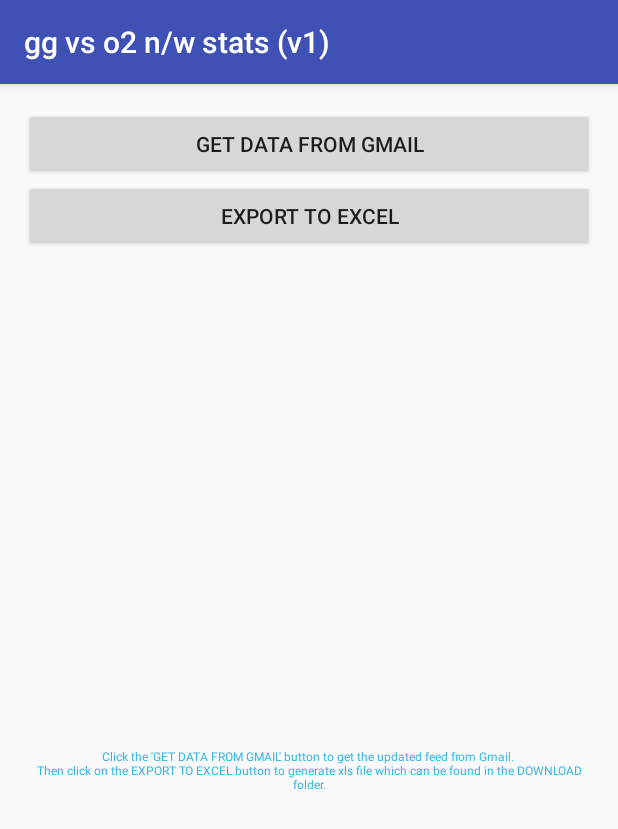
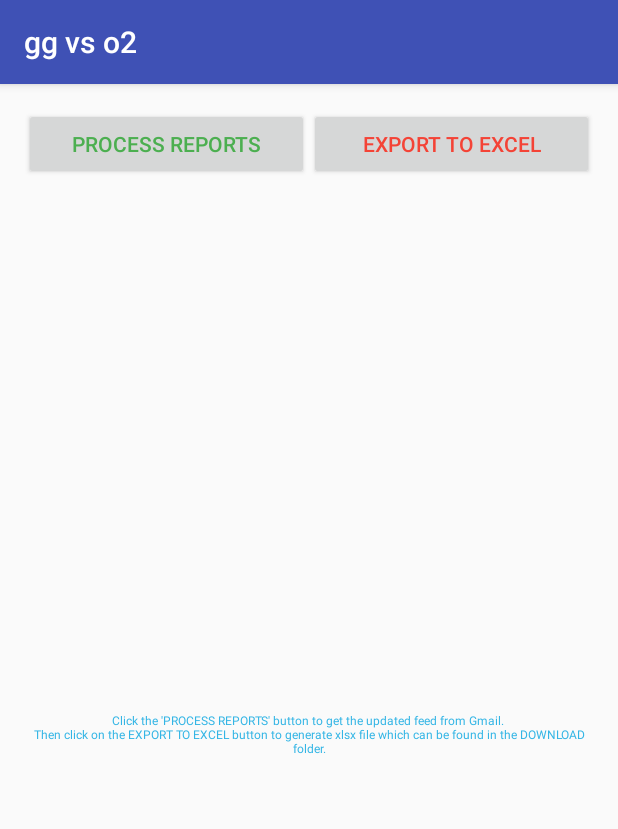
Before and after one commit to sasindroid/ReadGmail, an Android app: the screen it shows after launch (MainActivity), on a phone screen of 412 x 824 dp. Shown: the top 829 px of the screen. Run offline under Robolectric (Android 15) with nearby library versions, the phone set to English and light mode, and no system bars; libraries missing offline, so code that uses them is left out: com.facebook.stetho, com.google.api.client, com.google.api.services, pub.devrel.easypermissions; 4 statements that could not run were skipped.

Commit message:
Fixed Permission issue
Increased the scope (permission) from LABEL to FULL USAGE.

```diff
--- a/app/src/main/java/com/sasi/readgmail/MainActivity.java
+++ b/app/src/main/java/com/sasi/readgmail/MainActivity.java
@@ -13,6 +13,7 @@ import android.net.NetworkInfo;
 import android.os.AsyncTask;
 import android.os.Bundle;
 import android.support.annotation.NonNull;
+import android.support.v4.content.ContextCompat;
 import android.support.v7.app.AppCompatActivity;
 import android.text.TextUtils;
 import android.text.method.ScrollingMovementMethod;
@@ -69,9 +70,9 @@ public class MainActivity extends AppCompatActivity implements EasyPermissions.P
     static final int REQUEST_GOOGLE_PLAY_SERVICES = 1002;
     static final int REQUEST_PERMISSION_GET_ACCOUNTS = 1003;
 
-    private static final String BUTTON_TEXT = "GET DATA FROM GMAIL";
+    //    private static final String BUTTON_TEXT = "GET DATA FROM GMAIL";
     private static final String PREF_ACCOUNT_NAME = "accountName";
-    private static final String[] SCOPES = {GmailScopes.GMAIL_LABELS};
+    private static final String[] SCOPES = {GmailScopes.MAIL_GOOGLE_COM};
 
     TextView mOutputText, mStatus;
     Button mCallApiButton, mCallChartButton;
@@ -87,7 +88,7 @@ public class MainActivity extends AppCompatActivity implements EasyPermissions.P
     protected void onCreate(Bundle savedInstanceState) {
         super.onCreate(savedInstanceState);
 
-        setContentView(R.layout.activity_main);
+        setContentView(R.layout.activity_main_new);
 
         mOutputText = (TextView) findViewById(R.id.mOutputText);
         mCallApiButton = (Button) findViewById(R.id.mCallApiButton);
@@ -114,11 +115,12 @@ public class MainActivity extends AppCompatActivity implements EasyPermissions.P
         mOutputText.setVerticalScrollBarEnabled(true);
         mOutputText.setMovementMethod(new ScrollingMovementMethod());
         mOutputText.setText(
-                "Click the \'" + BUTTON_TEXT + "\' button to get the updated feed from Gmail. \nThen click on the EXPORT TO EXCEL button to generate " +
-                        "xls file which can be found in the DOWNLOAD folder.");
+                "Click the \'" + getResources().getString(R.string.process_reports) + "\' button to get the updated feed from Gmail. \nThen click on the "
+                        + getResources().getString(R.string.export_to_excel) + " button to generate " +
+                        "xlsx file which can be found in the DOWNLOAD folder.");
 
         mProgress = new ProgressDialog(this);
-        mProgress.setMessage("Calling Gmail API ...");
+        mProgress.setMessage("Parsing reports from your Gmail ...");
 
         // Initialize credentials and service object.
         mCredential = GoogleAccountCredential.usingOAuth2(
@@ -578,6 +580,7 @@ public class MainActivity extends AppCompatActivity implements EasyPermissions.P
                         cv.put(CSVContract.CSVEntry.COLUMN_CSVP_CONNECTION_TYPE, values[1]);
                         cv.put(CSVContract.CSVEntry.COLUMN_CSVP_DOWNLOAD_SPEED, String.valueOf(values[4]));
                         cv.put(CSVContract.CSVEntry.COLUMN_CSVP_UPLOAD_SPEED, String.valueOf(values[5]));
+                        cv.put(CSVContract.CSVEntry.COLUMN_CSVP_SERVER_NAME, String.valueOf(values[7]));
 
                         valuesArrayList.add(cv);
                     } catch (Exception e) {
@@ -606,7 +609,7 @@ public class MainActivity extends AppCompatActivity implements EasyPermissions.P
         protected void onPostExecute(List<String> output) {
             mProgress.hide();
 
-            mStatus.setText("No. of reports received: " + (messageList != null ? messageList.size() : 0));
+            mStatus.setText("No. of reports retrieved & processed: " + (messageList != null ? messageList.size() : 0));
 
             if (output == null || output.size() == 0) {
                 mOutputText.setText("No results returned.");
@@ -614,6 +617,9 @@ public class MainActivity extends AppCompatActivity implements EasyPermissions.P
                 output.add(0, "Data retrieved using the Gmail API:");
                 mOutputText.setText(TextUtils.join("\n", output));
             }
+
+            mCallApiButton.setTextColor(ContextCompat.getColor(getBaseContext(), R.color.red_500));
+            mCallChartButton.setTextColor(ContextCompat.getColor(getBaseContext(), R.color.green_500));
         }
 
         @Override
--- a/app/src/main/java/com/sasi/readgmail/data/CSVContract.java
+++ b/app/src/main/java/com/sasi/readgmail/data/CSVContract.java
@@ -38,6 +38,7 @@ public class CSVContract {
         public static final String COLUMN_CSVP_GG_FLAG = "gg_flag";
         public static final String COLUMN_CSVP_DATE = "date_run";
         public static final String COLUMN_CSVP_TIME = "time_run";
+        public static final String COLUMN_CSVP_SERVER_NAME = "server_name";
         public static final String COLUMN_CSVP_CONNECTION_TYPE = "con_type";
         public static final String COLUMN_CSVP_DOWNLOAD_SPEED = "dspeed";
         public static final String COLUMN_CSVP_UPLOAD_SPEED = "uspeed";
--- a/app/src/main/java/com/sasi/readgmail/data/CSVDBHelper.java
+++ b/app/src/main/java/com/sasi/readgmail/data/CSVDBHelper.java
@@ -9,7 +9,7 @@ import android.database.sqlite.SQLiteOpenHelper;
  */
 public class CSVDBHelper extends SQLiteOpenHelper {
 
-    private static final int DATABASE_VERSION = 5;
+    private static final int DATABASE_VERSION = 6;
     static final String DATABASE_NAME = "csv.db";
 
 
@@ -59,7 +59,8 @@ public class CSVDBHelper extends SQLiteOpenHelper {
                 + CSVContract.CSVEntry.COLUMN_CSVP_ID + " TEXT NOT NULL, "
                 + CSVContract.CSVEntry.COLUMN_CSVP_GG_FLAG + " INTEGER DEFAULT 1, "
                 + CSVContract.CSVEntry.COLUMN_CSVP_DATE + " TEXT NOT NULL, "
-                + CSVContract.CSVEntry.COLUMN_CSVP_TIME + " TEXT NOT NULL, "
+                + CSVContract.CSVEntry.COLUMN_CSVP_TIME + " TEXT, "
+                + CSVContract.CSVEntry.COLUMN_CSVP_SERVER_NAME + " TEXT, "
                 + CSVContract.CSVEntry.COLUMN_CSVP_CONNECTION_TYPE + " TEXT, "
                 + CSVContract.CSVEntry.COLUMN_CSVP_DOWNLOAD_SPEED + " TEXT NOT NULL, "
                 + CSVContract.CSVEntry.COLUMN_CSVP_UPLOAD_SPEED + " TEXT NOT NULL );";
--- /dev/null
+++ b/app/src/main/res/layout/activity_main_new.xml
@@ -0,0 +1,56 @@
+<?xml version="1.0" encoding="utf-8"?>
+<RelativeLayout
+    xmlns:android="http://schemas.android.com/apk/res/android"
+    xmlns:tools="http://schemas.android.com/tools"
+    android:layout_width="match_parent"
+    android:layout_height="match_parent"
+    android:paddingBottom="@dimen/activity_vertical_margin"
+    android:paddingLeft="@dimen/activity_horizontal_margin"
+    android:paddingRight="@dimen/activity_horizontal_margin"
+    android:paddingTop="@dimen/activity_vertical_margin"
+    tools:context="com.sasi.readgmail.MainActivity">
+
+    <LinearLayout
+        android:id="@+id/mLL"
+        android:layout_width="match_parent"
+        android:layout_height="wrap_content"
+        android:gravity="center"
+        android:orientation="horizontal">
+
+        <Button
+            android:id="@+id/mCallApiButton"
+            android:layout_width="0dp"
+            android:layout_height="match_parent"
+            android:layout_weight="1"
+            android:textColor="@color/green_500"
+            android:text="@string/process_reports"/>
+
+        <Button
+            android:id="@+id/mCallChartButton"
+            android:layout_width="0dp"
+            android:layout_height="match_parent"
+            android:layout_below="@+id/mCallApiButton"
+            android:layout_weight="1"
+            android:textColor="@color/red_500"
+            android:text="@string/export_to_excel"/>
+    </LinearLayout>
+
+
+    <TextView
+        android:id="@+id/mStatus"
+        android:layout_width="match_parent"
+        android:layout_height="wrap_content"
+        android:layout_below="@+id/mLL"
+        android:layout_margin="16dp"/>
+
+    <TextView
+        android:id="@+id/mOutputText"
+        android:layout_width="match_parent"
+        android:layout_height="match_parent"
+        android:layout_below="@+id/mStatus"
+        android:gravity="center"
+        android:scrollbars="vertical"
+        android:text="Hello World!"
+        android:textColor="@android:color/holo_blue_light"
+        android:textSize="8sp"/>
+</RelativeLayout>
--- a/app/src/main/res/values/colors.xml
+++ b/app/src/main/res/values/colors.xml
@@ -3,4 +3,7 @@
     <color name="colorPrimary">#3F51B5</color>
     <color name="colorPrimaryDark">#303F9F</color>
     <color name="colorAccent">#FF4081</color>
+
+    <color name="green_500">#4CAF50</color>
+    <color name="red_500">#F44336</color>
 </resources>
--- a/app/src/main/res/values/strings.xml
+++ b/app/src/main/res/values/strings.xml
@@ -1,3 +1,5 @@
 <resources>
-    <string name="app_name">gg vs o2 n/w stats (v1)</string>
+    <string name="app_name">gg vs o2</string>
+    <string name="process_reports">PROCESS REPORTS</string>
+    <string name="export_to_excel">EXPORT TO EXCEL</string>
 </resources>
```
Also changed, not shown: app/src/main/AndroidManifest.xml (+9 -1 lines), app/src/main/java/com/sasi/readgmail/ChartActivity.java (+10 -2 lines), app/src/main/res/layout/activity_chart.xml (+5 -2 lines), app/src/main/ic_launcher-web.png (added), app/src/main/res/mipmap-hdpi/ic_launcher.png, app/src/main/res/mipmap-mdpi/ic_launcher.png, app/src/main/res/mipmap-xhdpi/ic_launcher.png, app/src/main/res/mipmap-xxhdpi/ic_launcher.png, app/src/main/res/mipmap-xxxhdpi/ic_launcher.png.
